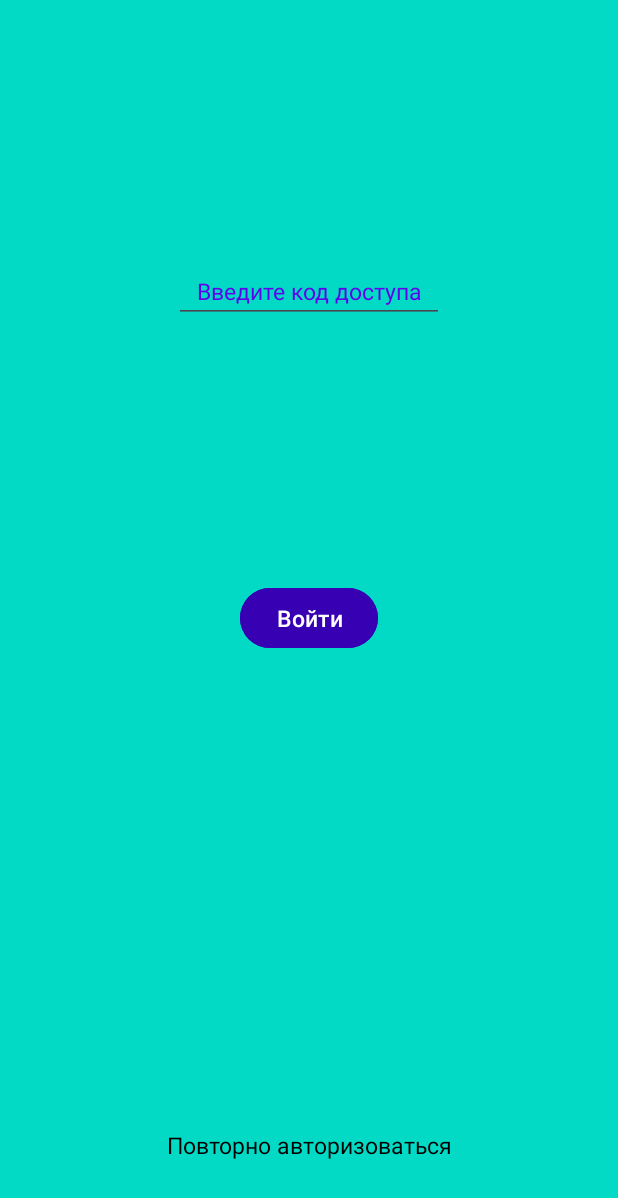
After one commit to sanai1/Financial_Wunderwaffe, an Android app: the fragment WelcomeFragmentCode placed in its activity, on a phone screen of 412 x 824 dp. The commit adds this screen. Shown: the top 1198 px of the screen. Run offline under Robolectric (Android 15) with nearby library versions, the phone set to English and light mode, and no system bars; our stand-ins replace Room's generated code.

Commit message:
Версия Kotlin -> 2.0.0. Перенесен объект BaseURL. Создан локальная БД SQLite используя ROOM. Реализован вход в приложение после авторизации по 4-значному коду из цифр

```diff
--- /dev/null
+++ b/app/src/main/java/com/example/financialwunderwaffe/database/AppDatabase.kt
@@ -0,0 +1,35 @@
+package com.example.financialwunderwaffe.database
+
+import android.content.Context
+import androidx.room.Database
+import androidx.room.Room
+import androidx.room.RoomDatabase
+
+@Database(
+    version = 1,
+    entities = [
+        UserInfo::class
+    ]
+)
+abstract class AppDatabase: RoomDatabase() {
+
+    abstract fun getUserInfoDao(): UserInfoDao
+
+    companion object {
+        @Volatile
+        private var INSTANCE: AppDatabase? = null
+
+        fun getDatabase(context: Context): AppDatabase =
+            INSTANCE ?: synchronized(this) {
+                val instance = Room.databaseBuilder(
+                    context.applicationContext,
+                    AppDatabase::class.java,
+                    "database.db"
+                ).build()
+                INSTANCE = instance
+                instance
+            }
+
+    }
+
+}
--- /dev/null
+++ b/app/src/main/java/com/example/financialwunderwaffe/database/UserInfoDao.kt
@@ -0,0 +1,20 @@
+package com.example.financialwunderwaffe.database
+
+import androidx.room.Dao
+import androidx.room.Delete
+import androidx.room.Insert
+import androidx.room.Query
+
+@Dao
+interface UserInfoDao {
+
+    @Insert(entity = UserInfo::class)
+    fun insertUserInfo(userInfo: UserInfo)
+
+    @Delete
+    fun deleteUserInfo(userInfo: UserInfo)
+
+    @Query("SELECT * FROM user_info")
+    fun getInfo(): List<UserInfo>
+
+}
--- a/app/src/main/java/com/example/financialwunderwaffe/retrofit/database/BaseURL.kt
+++ b/app/src/main/java/com/example/financialwunderwaffe/retrofit/BaseURL.kt
@@ -1,4 +1,4 @@
-package com.example.financialwunderwaffe.retrofit.database
+package com.example.financialwunderwaffe.retrofit
 
 object BaseURL {
 
--- a/app/src/main/java/com/example/financialwunderwaffe/retrofit/database/category/CategoryApiClient.kt
+++ b/app/src/main/java/com/example/financialwunderwaffe/retrofit/database/category/CategoryApiClient.kt
@@ -1,6 +1,6 @@
 package com.example.financialwunderwaffe.retrofit.database.category
 
-import com.example.financialwunderwaffe.retrofit.database.BaseURL
+import com.example.financialwunderwaffe.retrofit.BaseURL
 import retrofit2.Retrofit
 import retrofit2.converter.gson.GsonConverterFactory
 
--- a/app/src/main/java/com/example/financialwunderwaffe/retrofit/database/transaction/TransactionApiClient.kt
+++ b/app/src/main/java/com/example/financialwunderwaffe/retrofit/database/transaction/TransactionApiClient.kt
@@ -1,6 +1,6 @@
 package com.example.financialwunderwaffe.retrofit.database.transaction
 
-import com.example.financialwunderwaffe.retrofit.database.BaseURL
+import com.example.financialwunderwaffe.retrofit.BaseURL
 import retrofit2.Retrofit
 import retrofit2.converter.gson.GsonConverterFactory
 
--- a/app/src/main/java/com/example/financialwunderwaffe/retrofit/database/user/UserApiClient.kt
+++ b/app/src/main/java/com/example/financialwunderwaffe/retrofit/database/user/UserApiClient.kt
@@ -1,6 +1,6 @@
 package com.example.financialwunderwaffe.retrofit.database.user
 
-import com.example.financialwunderwaffe.retrofit.database.BaseURL
+import com.example.financialwunderwaffe.retrofit.BaseURL
 import retrofit2.Retrofit
 import retrofit2.converter.gson.GsonConverterFactory
 
--- /dev/null
+++ b/app/src/main/java/com/example/financialwunderwaffe/welcome/WelcomeFragmentCode.kt
@@ -0,0 +1,67 @@
+package com.example.financialwunderwaffe.welcome
+
+import android.os.Bundle
+import androidx.fragment.app.Fragment
+import android.view.LayoutInflater
+import android.view.View
+import android.view.ViewGroup
+import android.widget.Button
+import android.widget.EditText
+import android.widget.TextView
+import androidx.core.view.isVisible
+import com.example.financialwunderwaffe.R
+import kotlinx.coroutines.CoroutineScope
+import kotlinx.coroutines.Dispatchers
+import kotlinx.coroutines.launch
+
+class WelcomeFragmentCode : Fragment() {
+
+    var checkCode = true
+
+    override fun onCreate(savedInstanceState: Bundle?) {
+        super.onCreate(savedInstanceState)
+
+    }
+
+    override fun onCreateView(inflater: LayoutInflater, container: ViewGroup?, savedInstanceState: Bundle?): View? {
+        val view = inflater.inflate(R.layout.fragment_welcome_code, container, false)
+
+        val numberCode: EditText = view.findViewById(R.id.editTextNumberCode)
+
+        val buttonCode: Button = view.findViewById(R.id.buttonCode)
+        if (checkCode)
+            buttonCode.setOnClickListener {
+                if (numberCode.text.length < 4) {
+                    (activity as WelcomeActivity).toast("Введите код из 4 цифр")
+                } else if ((activity as WelcomeActivity).code == numberCode.text.toString().toLong()) {
+                    (activity as WelcomeActivity).goToMainActivity()
+                } else {
+                    (activity as WelcomeActivity).toast("Введен неверный код")
+                }
+            }
+        else
+            buttonCode.setOnClickListener {
+                if (numberCode.text.length < 4) {
+                    (activity as WelcomeActivity).toast("Введите код из 4 цифр")
+                } else {
+                    (activity as WelcomeActivity).saveUID(numberCode.text.toString())
+                }
+            }
+
+        val reset: TextView = view.findViewById(R.id.textViewReset)
+        if (checkCode) {
+            reset.setOnClickListener {
+                CoroutineScope(Dispatchers.IO).launch {
+                    (activity as WelcomeActivity).deleteUID()
+                }
+                (activity as WelcomeActivity).goToLogIn()
+            }
+            reset.isVisible = true
+        }
+        else
+            reset.isVisible = false
+
+        return view
+    }
+
+}
--- /dev/null
+++ b/app/src/main/res/layout/fragment_welcome_code.xml
@@ -0,0 +1,54 @@
+<?xml version="1.0" encoding="utf-8"?>
+<androidx.constraintlayout.widget.ConstraintLayout xmlns:android="http://schemas.android.com/apk/res/android"
+    xmlns:app="http://schemas.android.com/apk/res-auto"
+    xmlns:tools="http://schemas.android.com/tools"
+    android:layout_width="match_parent"
+    android:layout_height="match_parent"
+    tools:context=".welcome.WelcomeFragmentCode">
+
+    <include layout="@layout/main_color"/>
+
+    <EditText
+        android:id="@+id/editTextNumberCode"
+        android:layout_width="wrap_content"
+        android:layout_height="wrap_content"
+        android:textColor="@color/black"
+        android:hint="Введите код доступа"
+        android:textColorHint="@color/purple_500"
+        android:textSize="15sp"
+        android:gravity="center"
+        android:ems="10"
+        android:maxLength="4"
+        android:inputType="numberPassword"
+        app:layout_constraintBottom_toTopOf="@+id/buttonCode"
+        app:layout_constraintEnd_toEndOf="parent"
+        app:layout_constraintStart_toStartOf="parent"
+        app:layout_constraintTop_toTopOf="parent" />
+
+    <Button
+        android:id="@+id/buttonCode"
+        android:layout_width="wrap_content"
+        android:layout_height="wrap_content"
+        android:text="Войти"
+        android:textSize="15sp"
+        android:textColor="@color/white"
+        android:backgroundTint="@color/purple_700"
+        app:layout_constraintBottom_toBottomOf="parent"
+        app:layout_constraintEnd_toEndOf="parent"
+        app:layout_constraintStart_toStartOf="parent"
+        app:layout_constraintTop_toTopOf="parent" />
+
+    <TextView
+        android:id="@+id/textViewReset"
+        android:layout_width="wrap_content"
+        android:layout_height="wrap_content"
+        android:text="Повторно авторизоваться"
+        android:textColor="@color/black"
+        android:textSize="15sp"
+        android:layout_marginBottom="50sp"
+        app:layout_constraintBottom_toBottomOf="parent"
+        app:layout_constraintEnd_toEndOf="parent"
+        app:layout_constraintStart_toStartOf="parent" />
+
+
+</androidx.constraintlayout.widget.ConstraintLayout>
--- a/build.gradle.kts
+++ b/build.gradle.kts
@@ -2,4 +2,5 @@
 plugins {
     alias(libs.plugins.android.application) apply false
     alias(libs.plugins.kotlin.android) apply false
+    alias(libs.plugins.ksp) apply false
 }
```
Also changed, not shown: app/build.gradle.kts (+10 -0 lines), app/src/main/java/com/example/financialwunderwaffe/database/UserInfo.kt (added, +22 -0 lines), app/src/main/java/com/example/financialwunderwaffe/welcome/WelcomeActivity.kt (+61 -10 lines), gradle/libs.versions.toml (+7 -2 lines).
